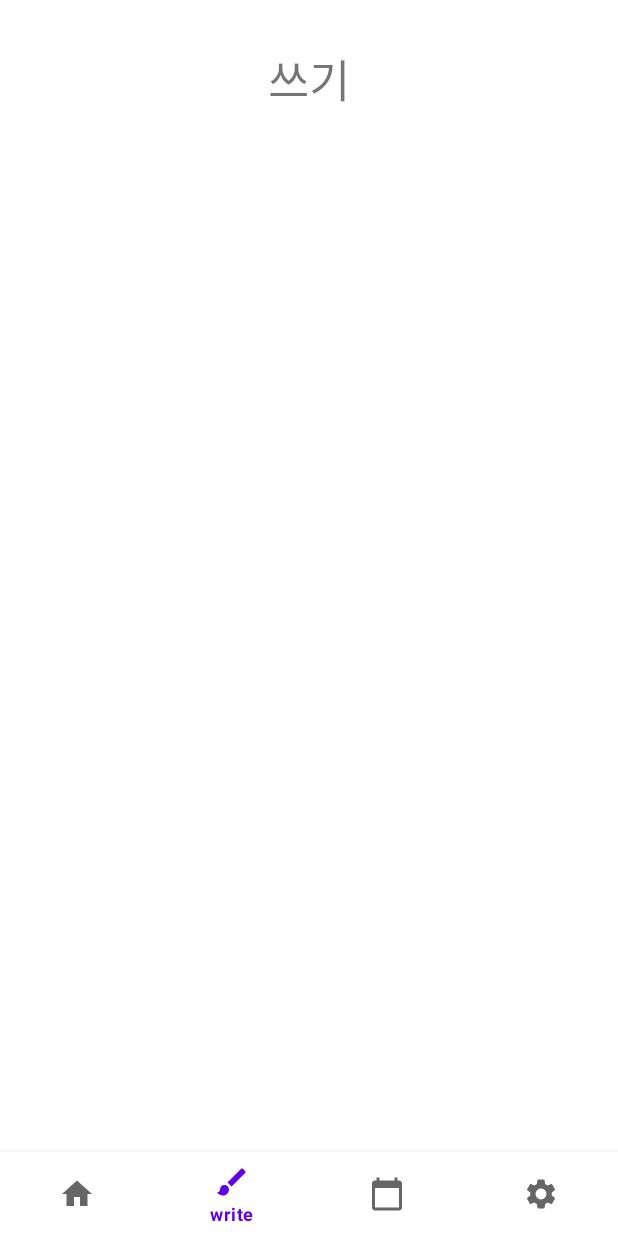
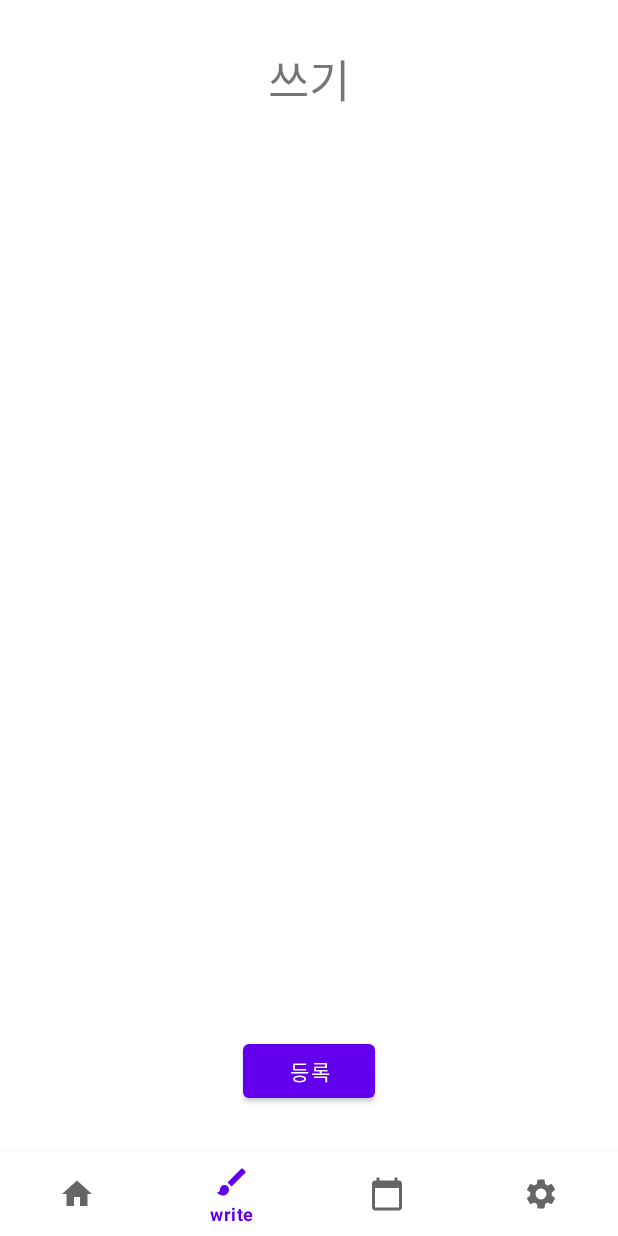
Before and after one commit to ehgusrkwhr/Diary-DoDo, an Android app: the WriteDiaryFragment screen opened through its navigation route, on a phone screen of 412 x 824 dp. Before the commit the screen is almost empty. Run offline under Robolectric (Android 15) with nearby library versions, the phone set to English and light mode, and no system bars; our stand-ins replace Room's generated code, navigation-ui.

Commit message:
4/10 커밋

```diff
--- a/app/build.gradle
+++ b/app/build.gradle
@@ -47,8 +47,6 @@ dependencies {
     implementation 'androidx.appcompat:appcompat:1.4.1'
     implementation 'com.google.android.material:material:1.5.0'
     implementation 'androidx.constraintlayout:constraintlayout:2.1.3'
-    implementation 'androidx.navigation:navigation-fragment-ktx:2.4.1'
-    implementation 'androidx.navigation:navigation-ui-ktx:2.4.1'
     implementation 'androidx.legacy:legacy-support-v4:1.0.0'
     testImplementation 'junit:junit:4.13.2'
     androidTestImplementation 'androidx.test.ext:junit:1.1.3'
@@ -60,4 +58,7 @@ dependencies {
 
     implementation 'com.google.android.material:material:1.2.0'
 
+    implementation 'org.jetbrains.kotlinx:kotlinx-coroutines-core:1.5.2'
+    implementation 'org.jetbrains.kotlinx:kotlinx-coroutines-android:1.5.2'
+
 }
--- /dev/null
+++ b/app/src/main/java/com/kdh/diarydodo/data/query/DiaryQuery.kt
@@ -0,0 +1,11 @@
+package com.kdh.diarydodo.data.query
+
+import com.kdh.diarydodo.data.DiaryInfo
+
+class DiaryQuery {
+
+
+    suspend fun insertDiary(memo : DiaryInfo){
+
+    }
+}
--- a/app/src/main/java/com/kdh/diarydodo/ui/home/WriteDiaryFragment.kt
+++ b/app/src/main/java/com/kdh/diarydodo/ui/home/WriteDiaryFragment.kt
@@ -7,12 +7,15 @@ import android.view.View
 import android.view.ViewGroup
 import com.kdh.diarydodo.R
 import com.kdh.diarydodo.data.db.DiaryDataBase
+import com.kdh.diarydodo.databinding.FragmentReadDiaryBinding
+import com.kdh.diarydodo.databinding.FragmentWriteDiaryBinding
+import kotlinx.android.synthetic.main.fragment_write_diary.view.*
 
 
 class WriteDiaryFragment : Fragment() {
 
     lateinit var db : DiaryDataBase
-
+    private var mBinding: FragmentWriteDiaryBinding? = null
     override fun onCreate(savedInstanceState: Bundle?) {
         super.onCreate(savedInstanceState)
     }
@@ -21,13 +24,26 @@ class WriteDiaryFragment : Fragment() {
         savedInstanceState: Bundle?
     ): View? {
         // Inflate the layout for this fragment
-        return inflater.inflate(R.layout.fragment_write_diary, container, false)
+        db = context?.let { DiaryDataBase.getInstance(it) }!!
+     //   return inflater.inflate(R.layout.fragment_write_diary, container, false)
+
+        val binding = FragmentWriteDiaryBinding.inflate(inflater, container, false)
+        mBinding = binding
+        return mBinding?.root
+
     }
 
     override fun onViewCreated(view: View, savedInstanceState: Bundle?) {
         super.onViewCreated(view, savedInstanceState)
+        val binding = FragmentWriteDiaryBinding.inflate(layoutInflater)
+
+        binding.diaryReg.setOnClickListener{
+
+        }
 
 
     }
 
+
+
 }
--- a/app/src/main/res/layout/fragment_write_diary.xml
+++ b/app/src/main/res/layout/fragment_write_diary.xml
@@ -15,9 +15,7 @@
     android:layout_height="match_parent"
     android:id="@+id/writeDiaryFragment"
     tools:context=".ui.home.WriteDiaryFragment">
-    <LinearLayout
-        android:layout_width="match_parent"
-        android:layout_height="600dp">
+
         <TextView
             android:layout_width="0dp"
             android:layout_height="400dp"
@@ -32,22 +30,17 @@
             app:layout_constraintTop_toTopOf="parent"
             />
 
-    </LinearLayout>
+        <Button
+            android:id="@+id/diaryReg"
+            android:text="등록"
+            android:layout_width="wrap_content"
+            android:layout_height="wrap_content"
+            android:layout_marginBottom="30dp"
+            app:layout_constraintBottom_toBottomOf="parent"
+            app:layout_constraintStart_toStartOf="parent"
+            app:layout_constraintEnd_toEndOf="parent"/>
 
 
-    <TextView
-        android:layout_width="0dp"
-        android:layout_height="400dp"
-        android:text="쓰기"
-        android:textSize="30dp"
-        android:layout_marginTop="30dp"
-        android:layout_marginLeft="20dp"
-        android:layout_marginRight="20dp"
-        android:textAlignment="center"
-        app:layout_constraintLeft_toLeftOf="parent"
-        app:layout_constraintRight_toRightOf="parent"
-        app:layout_constraintTop_toTopOf="parent"
-        />
 
 </androidx.constraintlayout.widget.ConstraintLayout>
 </androidx.core.widget.NestedScrollView>
```
